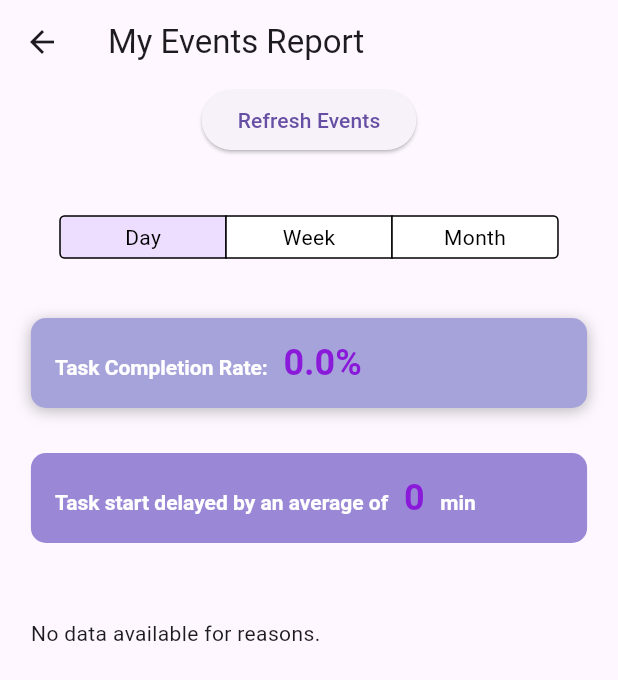
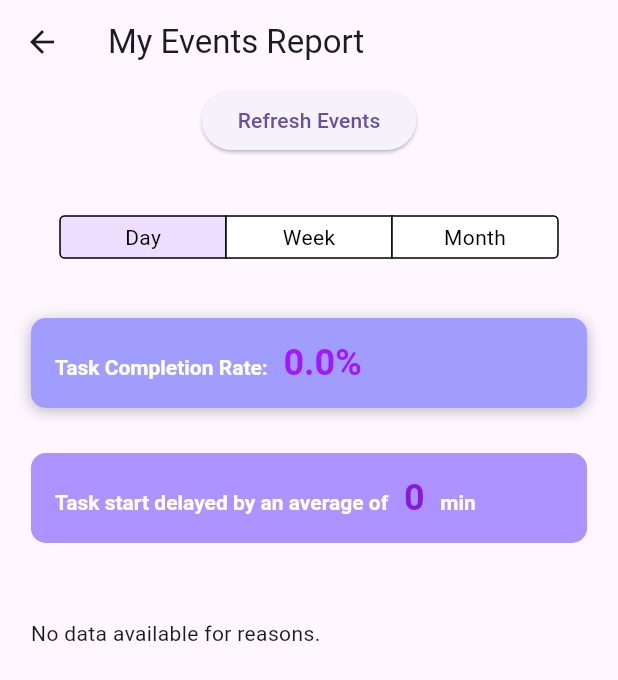
Before and after one commit to Peetzie/02808----Daily-Space, a Flutter app: the OptionTwoPage screen opened directly, on a phone screen of 412 x 824 dp. Shown: the top 680 px of the screen. Run offline on Flutter 3.47's test engine with Material 3 defaults, Android fonts, the phone set to English and light mode, and no system bars; our stand-ins replace auth_buttons, cloud_firestore, firebase_auth, firebase_core, fl_chart, google_sign_in and 2 more; accounts and stored records are empty.

Commit message:
small changes

```diff
--- a/dailyspace/lib/widgets/graphs/delayed_min.dart
+++ b/dailyspace/lib/widgets/graphs/delayed_min.dart
@@ -23,7 +23,7 @@ class DelayAverageDurationWidget extends StatelessWidget {
     return Container(
       padding: const EdgeInsets.all(16),
       decoration: BoxDecoration(
-        color: Color.fromARGB(255, 154, 136, 214),
+        color: Color.fromARGB(255, 172, 147, 255),
         borderRadius: BorderRadius.circular(10),
       ),
       child: RichText(
--- a/dailyspace/lib/widgets/graphs/duration_bar_chart.dart
+++ b/dailyspace/lib/widgets/graphs/duration_bar_chart.dart
@@ -26,7 +26,7 @@ class DurationBarChart extends StatelessWidget {
             SingleChildScrollView(
               scrollDirection: Axis.horizontal,
               child: Container(
-                width: taskDurations.length * 120.0, // 增加了容器的宽度
+                width: taskDurations.length * 60.0,
                 height: 200,
                 child: BarChart(
                   BarChartData(
@@ -94,7 +94,7 @@ class DurationBarChart extends StatelessWidget {
                             fromY: 0,
                             toY: entry.value,
                             color: isLongestTask
-                                ? Colors.red
+                                ? Color.fromARGB(255, 244, 54, 193)
                                 : Color.fromARGB(255, 239, 180, 250),
                           ),
                         ],
--- a/dailyspace/lib/widgets/graphs/longest_task_widget.dart
+++ b/dailyspace/lib/widgets/graphs/longest_task_widget.dart
@@ -16,7 +16,7 @@ class LongestTaskWidget extends StatelessWidget {
       width: MediaQuery.of(context).size.width * 0.9,
       height: 60,
       decoration: BoxDecoration(
-        color: Color.fromARGB(255, 186, 147, 199),
+        color: Color.fromARGB(255, 197, 111, 255),
         borderRadius: BorderRadius.circular(12),
       ),
       padding: EdgeInsets.symmetric(vertical: 8.0, horizontal: 16.0),
--- a/dailyspace/lib/widgets/graphs/reasons_pie_chart.dart
+++ b/dailyspace/lib/widgets/graphs/reasons_pie_chart.dart
@@ -31,8 +31,8 @@ class _ReasonsPieChartState extends State<ReasonsPieChart> {
 
   List<Color> getGradientColors(int count) {
     List<Color> colors = [];
-    Color startColor = Color.fromRGBO(218, 112, 214, 1);
-    Color endColor = Color.fromRGBO(138, 43, 226, 1);
+    Color startColor = Color.fromRGBO(255, 130, 251, 1);
+    Color endColor = Color.fromRGBO(152, 48, 250, 1);
 
     for (int i = 0; i < count; i++) {
       double ratio = i / (count - 1);
--- a/dailyspace/lib/widgets/graphs/task_completion.dart
+++ b/dailyspace/lib/widgets/graphs/task_completion.dart
@@ -18,7 +18,7 @@ class TaskCompletionWidget extends StatelessWidget {
     return Container(
       padding: const EdgeInsets.all(16),
       decoration: BoxDecoration(
-        color: Color.fromARGB(255, 166, 163, 219),
+        color: Color.fromARGB(255, 161, 157, 255),
         borderRadius: BorderRadius.circular(10),
         boxShadow: const [
           BoxShadow(
@@ -39,7 +39,7 @@ class TaskCompletionWidget extends StatelessWidget {
             TextSpan(
               text: '${completionPercentage.toStringAsFixed(1)}%',
               style: const TextStyle(
-                color: Color.fromARGB(255, 138, 25, 218),
+                color: Color.fromARGB(255, 162, 23, 255),
                 fontWeight: FontWeight.bold,
                 fontSize: 24, // Increase this value to adjust the font size
               ),
```
